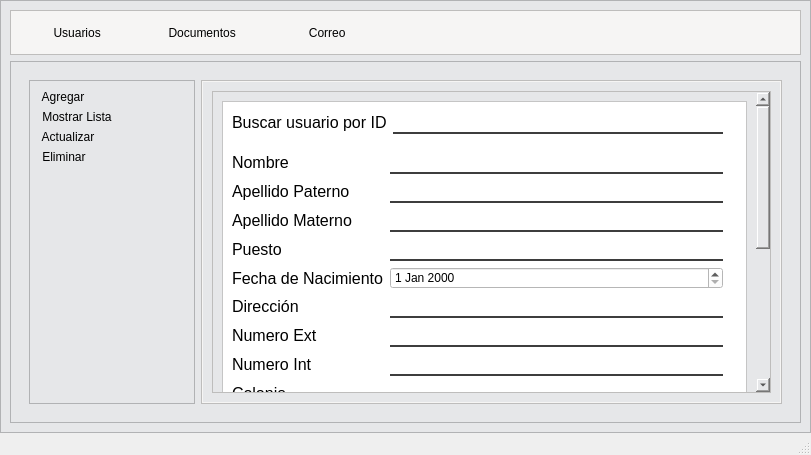
Above: Tecnologías Emergentes/proyecto.ui from evegand/8vo before the change. Below: the same form after it.
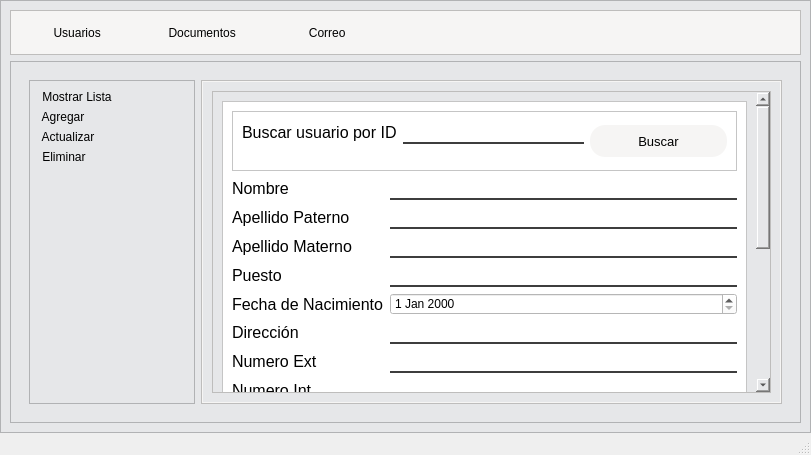
That is the form after the change. The open tabs and pages were chosen to show the change. Icons and pictures are not drawn.

Patch:
```diff
--- a/Tecnologías Emergentes/proyecto.ui
+++ b/Tecnologías Emergentes/proyecto.ui
@@ -179,24 +179,7 @@
                 <property name="frameShadow">
                  <enum>QFrame::Raised</enum>
                 </property>
-                <layout class="QVBoxLayout" name="verticalLayout_3" stretch="1,1,1,1,0">
-                 <item>
-                  <widget class="QPushButton" name="createBtn">
-                   <property name="text">
-                    <string> Agregar</string>
-                   </property>
-                   <property name="icon">
-                    <iconset>
-                     <normaloff>create.png</normaloff>create.png</iconset>
-                   </property>
-                   <property name="iconSize">
-                    <size>
-                     <width>23</width>
-                     <height>23</height>
-                    </size>
-                   </property>
-                  </widget>
-                 </item>
+                <layout class="QVBoxLayout" name="verticalLayout_3" stretch="0,1,1,1,0">
                  <item>
                   <widget class="QPushButton" name="readBtn">
                    <property name="text">
@@ -214,6 +197,23 @@
                    </property>
                   </widget>
                  </item>
+                 <item>
+                  <widget class="QPushButton" name="createBtn">
+                   <property name="text">
+                    <string> Agregar</string>
+                   </property>
+                   <property name="icon">
+                    <iconset>
+                     <normaloff>create.png</normaloff>create.png</iconset>
+                   </property>
+                   <property name="iconSize">
+                    <size>
+                     <width>23</width>
+                     <height>23</height>
+                    </size>
+                   </property>
+                  </widget>
+                 </item>
                  <item>
                   <widget class="QPushButton" name="updateBtn">
                    <property name="text">
@@ -712,7 +712,7 @@
                         <property name="geometry">
                          <rect>
                           <x>0</x>
-                          <y>-117</y>
+                          <y>0</y>
                           <width>518</width>
                           <height>568</height>
                          </rect>
@@ -735,15 +735,50 @@
                            <property name="frameShadow">
                             <enum>QFrame::Raised</enum>
                            </property>
-                           <widget class="QWidget" name="formLayoutWidget_2">
-                            <property name="geometry">
-                             <rect>
-                              <x>10</x>
-                              <y>50</y>
-                              <width>491</width>
-                              <height>441</height>
-                             </rect>
-                            </property>
+                           <layout class="QVBoxLayout" name="verticalLayout_12">
+                            <item>
+                             <widget class="QFrame" name="frame_5">
+                              <property name="frameShape">
+                               <enum>QFrame::StyledPanel</enum>
+                              </property>
+                              <property name="frameShadow">
+                               <enum>QFrame::Raised</enum>
+                              </property>
+                              <layout class="QHBoxLayout" name="horizontalLayout_5" stretch="5,2">
+                               <item>
+                                <layout class="QFormLayout" name="formLayout_3">
+                                 <item row="0" column="0">
+                                  <widget class="QLabel" name="findByIDLabel">
+                                   <property name="text">
+                                    <string>Buscar usuario por ID</string>
+                                   </property>
+                                  </widget>
+                                 </item>
+                                 <item row="0" column="1">
+                                  <widget class="QLineEdit" name="findByIDLineEdit"/>
+                                 </item>
+                                </layout>
+                               </item>
+                               <item>
+                                <widget class="QPushButton" name="userFindBtn">
+                                 <property name="minimumSize">
+                                  <size>
+                                   <width>0</width>
+                                   <height>32</height>
+                                  </size>
+                                 </property>
+                                 <property name="styleSheet">
+                                  <string notr="true">background-color: rgb(246, 245, 244);</string>
+                                 </property>
+                                 <property name="text">
+                                  <string>Buscar</string>
+                                 </property>
+                                </widget>
+                               </item>
+                              </layout>
+                             </widget>
+                            </item>
+                            <item>
                             <layout class="QFormLayout" name="formLayout_2">
                              <item row="0" column="0">
                               <widget class="QLabel" name="nombreLabel_3">
@@ -896,38 +931,9 @@
                               </widget>
                              </item>
                             </layout>
-                           </widget>
-                           <widget class="QWidget" name="formLayoutWidget_3">
-                            <property name="geometry">
-                             <rect>
-                              <x>10</x>
-                              <y>10</y>
-                              <width>491</width>
-                              <height>31</height>
-                             </rect>
-                            </property>
-                            <layout class="QFormLayout" name="formLayout_3">
-                             <item row="0" column="0">
-                              <widget class="QLabel" name="findByIDLabel">
-                               <property name="text">
-                                <string>Buscar usuario por ID</string>
-                               </property>
-                              </widget>
-                             </item>
-                             <item row="0" column="1">
-                              <widget class="QLineEdit" name="findByIDLineEdit"/>
-                             </item>
-                            </layout>
-                           </widget>
-                           <widget class="QPushButton" name="saveBtn">
-                            <property name="geometry">
-                             <rect>
-                              <x>10</x>
-                              <y>500</y>
-                              <width>489</width>
-                              <height>30</height>
-                             </rect>
-                            </property>
+                            </item>
+                            <item>
+                             <widget class="QPushButton" name="saveChangesBtn">
                             <property name="styleSheet">
                              <string notr="true">QPushButton {
 	background-color: rgb(185, 223, 244);
@@ -950,6 +956,8 @@
                              <string>Guardar Cambios</string>
                             </property>
                            </widget>
+                            </item>
+                           </layout>
                           </widget>
                          </item>
                         </layout>
```
Left out of the diff: 4 changed lines with no effect on the pictures. Lines whose indentation alone changed are shown as unchanged.
